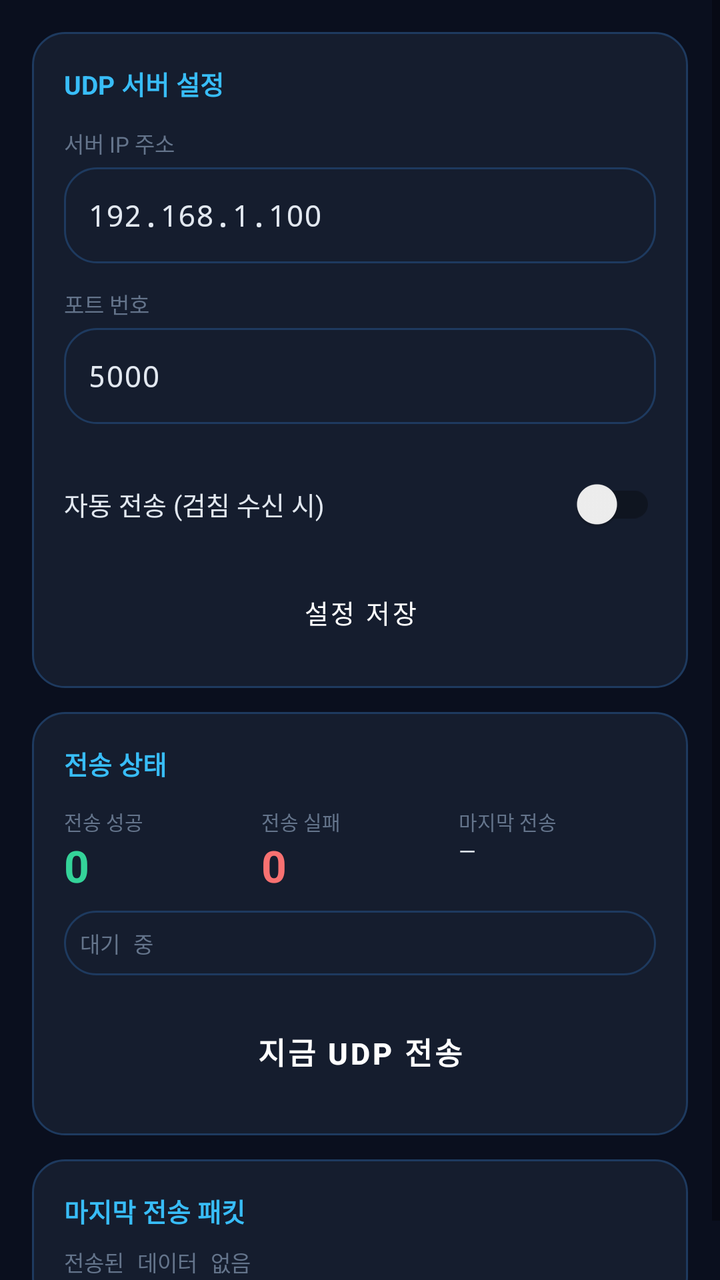
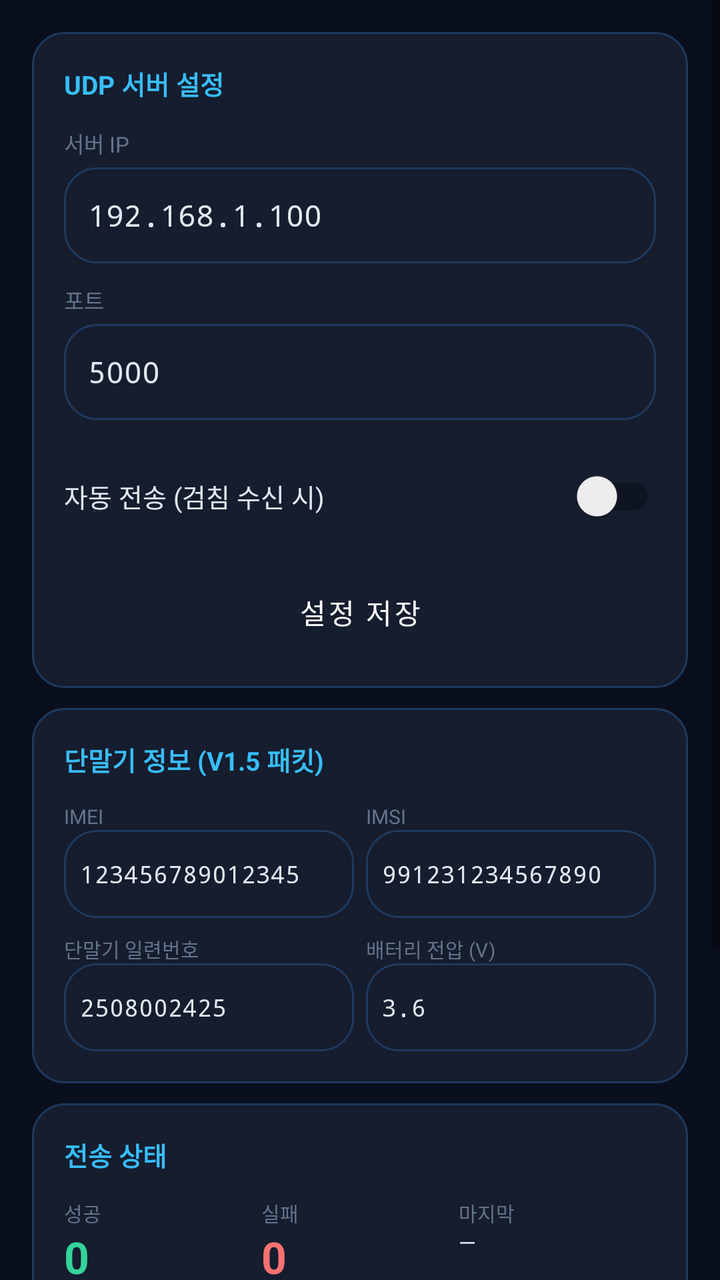

The first picture is an Android layout as it rendered before a commit; the second is the same layout after the commit. The layout source and the unified diff follow.
<!-- AndroidManifest.xml: application theme Theme.WaterMeterPro -->
<!-- res/layout/fragment_udp.xml -->
<?xml version="1.0" encoding="utf-8"?>
<ScrollView xmlns:android="http://schemas.android.com/apk/res/android"
    android:layout_width="match_parent" android:layout_height="match_parent"
    android:background="@color/bg">
    <LinearLayout android:layout_width="match_parent" android:layout_height="wrap_content"
        android:orientation="vertical" android:padding="16dp">

        
        <LinearLayout android:layout_width="match_parent" android:layout_height="wrap_content"
            android:orientation="vertical" android:padding="16dp"
            android:layout_marginBottom="12dp" android:background="@drawable/bg_card">
            <TextView android:layout_width="wrap_content" android:layout_height="wrap_content"
                android:text="UDP 서버 설정" android:textSize="13sp" android:textStyle="bold"
                android:textColor="@color/accent" android:layout_marginBottom="12dp"/>

            <TextView android:layout_width="wrap_content" android:layout_height="wrap_content"
                android:text="서버 IP 주소" android:textSize="11sp" android:textColor="@color/muted"
                android:layout_marginBottom="4dp"/>
            <EditText android:id="@+id/etUdpIp"
                android:layout_width="match_parent" android:layout_height="48dp"
                android:text="192.168.1.100"
                android:textColor="@color/text_color" android:textSize="15sp"
                android:fontFamily="monospace" android:background="@drawable/bg_card"
                android:padding="12dp" android:inputType="text"
                android:layout_marginBottom="12dp"/>

            <TextView android:layout_width="wrap_content" android:layout_height="wrap_content"
                android:text="포트 번호" android:textSize="11sp" android:textColor="@color/muted"
                android:layout_marginBottom="4dp"/>
            <EditText android:id="@+id/etUdpPort"
                android:layout_width="match_parent" android:layout_height="48dp"
                android:text="5000"
                android:textColor="@color/text_color" android:textSize="15sp"
                android:fontFamily="monospace" android:background="@drawable/bg_card"
                android:padding="12dp" android:inputType="number"
                android:layout_marginBottom="16dp"/>

            <LinearLayout android:layout_width="match_parent" android:layout_height="wrap_content"
                android:orientation="horizontal" android:gravity="center_vertical"
                android:layout_marginBottom="8dp">
                <TextView android:layout_width="0dp" android:layout_height="wrap_content"
                    android:layout_weight="1" android:text="자동 전송 (검침 수신 시)"
                    android:textSize="13sp" android:textColor="@color/text_color"/>
                <androidx.appcompat.widget.SwitchCompat android:id="@+id/switchAutoSend"
                    android:layout_width="wrap_content" android:layout_height="wrap_content"
                    android:checked="false"/>
            </LinearLayout>

            <Button android:id="@+id/btnSaveSettings"
                android:layout_width="match_parent" android:layout_height="44dp"
                android:text="설정 저장" android:textSize="13sp"
                android:textColor="@color/white" android:backgroundTint="@color/accent2"
                style="@style/Widget.MaterialComponents.Button"/>
        </LinearLayout>

        
        <LinearLayout android:layout_width="match_parent" android:layout_height="wrap_content"
            android:orientation="vertical" android:padding="16dp"
            android:layout_marginBottom="12dp" android:background="@drawable/bg_card">
            <TextView android:layout_width="wrap_content" android:layout_height="wrap_content"
                android:text="전송 상태" android:textSize="13sp" android:textStyle="bold"
                android:textColor="@color/accent" android:layout_marginBottom="12dp"/>

            <LinearLayout android:layout_width="match_parent" android:layout_height="wrap_content"
                android:orientation="horizontal" android:layout_marginBottom="8dp">
                <LinearLayout android:layout_width="0dp" android:layout_height="wrap_content"
                    android:layout_weight="1" android:orientation="vertical">
                    <TextView android:layout_width="wrap_content" android:layout_height="wrap_content"
                        android:text="전송 성공" android:textSize="10sp" android:textColor="@color/muted"/>
                    <TextView android:id="@+id/tvSendOk" android:layout_width="wrap_content"
                        android:layout_height="wrap_content" android:text="0"
                        android:textSize="22sp" android:textStyle="bold" android:textColor="@color/green"/>
                </LinearLayout>
                <LinearLayout android:layout_width="0dp" android:layout_height="wrap_content"
                    android:layout_weight="1" android:orientation="vertical">
                    <TextView android:layout_width="wrap_content" android:layout_height="wrap_content"
                        android:text="전송 실패" android:textSize="10sp" android:textColor="@color/muted"/>
                    <TextView android:id="@+id/tvSendFail" android:layout_width="wrap_content"
                        android:layout_height="wrap_content" android:text="0"
                        android:textSize="22sp" android:textStyle="bold" android:textColor="@color/red"/>
                </LinearLayout>
                <LinearLayout android:layout_width="0dp" android:layout_height="wrap_content"
                    android:layout_weight="1" android:orientation="vertical">
                    <TextView android:layout_width="wrap_content" android:layout_height="wrap_content"
                        android:text="마지막 전송" android:textSize="10sp" android:textColor="@color/muted"/>
                    <TextView android:id="@+id/tvLastSend" android:layout_width="wrap_content"
                        android:layout_height="wrap_content" android:text="—"
                        android:textSize="11sp" android:textColor="@color/text_color"/>
                </LinearLayout>
            </LinearLayout>

            <TextView android:id="@+id/tvUdpStatus"
                android:layout_width="match_parent" android:layout_height="wrap_content"
                android:text="대기 중" android:textSize="11sp" android:textColor="@color/muted"
                android:fontFamily="monospace" android:padding="8dp"
                android:background="@drawable/bg_card" android:layout_marginBottom="12dp"/>

            <Button android:id="@+id/btnSendNow"
                android:layout_width="match_parent" android:layout_height="52dp"
                android:text="지금 UDP 전송" android:textSize="15sp" android:textStyle="bold"
                android:textColor="@color/white" android:backgroundTint="@color/accent2"
                android:enabled="false"
                style="@style/Widget.MaterialComponents.Button"/>
        </LinearLayout>

        
        <LinearLayout android:layout_width="match_parent" android:layout_height="wrap_content"
            android:orientation="vertical" android:padding="16dp"
            android:background="@drawable/bg_card">
            <TextView android:layout_width="wrap_content" android:layout_height="wrap_content"
                android:text="마지막 전송 패킷" android:textSize="13sp" android:textStyle="bold"
                android:textColor="@color/accent" android:layout_marginBottom="8dp"/>
            <TextView android:id="@+id/tvLastPacket"
                android:layout_width="match_parent" android:layout_height="wrap_content"
                android:text="전송된 데이터 없음"
                android:textSize="11sp" android:textColor="@color/muted"
                android:fontFamily="monospace" android:lineSpacingMultiplier="1.6"
                android:textIsSelectable="true"/>
        </LinearLayout>
    </LinearLayout>
</ScrollView>
<!-- resources referenced by this layout -->
<resources>
  <color name="accent">#38BDF8</color>
  <color name="accent2">#0EA5E9</color>
  <color name="bg">#0A0F1E</color>
  <color name="green">#34D399</color>
  <color name="muted">#64748B</color>
  <color name="red">#F87171</color>
  <color name="text_color">#E2E8F0</color>
  <color name="white">#FFFFFF</color>
  <!-- drawable bg_card (drawable) -->
  <?xml version="1.0" encoding="utf-8"?>
  <shape xmlns:android="http://schemas.android.com/apk/res/android">
      <solid android:color="#151D2E"/>
      <corners android:radius="16dp"/>
      <stroke android:width="1dp" android:color="#1E3A5F"/>
  </shape>
  <style name="Theme.WaterMeterPro" parent="Theme.MaterialComponents.DayNight.NoActionBar">
          <item name="colorPrimary">@color/accent</item>
          <item name="colorPrimaryVariant">@color/accent2</item>
          <item name="colorOnPrimary">@color/white</item>
          <item name="android:windowBackground">@color/bg</item>
          <item name="android:statusBarColor">@color/bg</item>
          <item name="android:navigationBarColor">@color/bg</item>
      </style>
</resources>

<!-- the commit's change to res/layout/fragment_udp.xml (unified diff, before → after) -->
@@ -8,47 +8,37 @@
         
         <LinearLayout android:layout_width="match_parent" android:layout_height="wrap_content"
             android:orientation="vertical" android:padding="16dp"
-            android:layout_marginBottom="12dp" android:background="@drawable/bg_card">
+            android:layout_marginBottom="10dp" android:background="@drawable/bg_card">
             <TextView android:layout_width="wrap_content" android:layout_height="wrap_content"
                 android:text="UDP 서버 설정" android:textSize="13sp" android:textStyle="bold"
                 android:textColor="@color/accent" android:layout_marginBottom="12dp"/>
-
             <TextView android:layout_width="wrap_content" android:layout_height="wrap_content"
-                android:text="서버 IP 주소" android:textSize="11sp" android:textColor="@color/muted"
+                android:text="서버 IP" android:textSize="11sp" android:textColor="@color/muted"
                 android:layout_marginBottom="4dp"/>
-            <EditText android:id="@+id/etUdpIp"
-                android:layout_width="match_parent" android:layout_height="48dp"
-                android:text="192.168.1.100"
+            <EditText android:id="@+id/etUdpIp" android:layout_width="match_parent"
+                android:layout_height="48dp" android:text="192.168.1.100"
                 android:textColor="@color/text_color" android:textSize="15sp"
                 android:fontFamily="monospace" android:background="@drawable/bg_card"
-                android:padding="12dp" android:inputType="text"
-                android:layout_marginBottom="12dp"/>
-
+                android:padding="12dp" android:inputType="text" android:layout_marginBottom="10dp"/>
             <TextView android:layout_width="wrap_content" android:layout_height="wrap_content"
-                android:text="포트 번호" android:textSize="11sp" android:textColor="@color/muted"
+                android:text="포트" android:textSize="11sp" android:textColor="@color/muted"
                 android:layout_marginBottom="4dp"/>
-            <EditText android:id="@+id/etUdpPort"
-                android:layout_width="match_parent" android:layout_height="48dp"
-                android:text="5000"
+            <EditText android:id="@+id/etUdpPort" android:layout_width="match_parent"
+                android:layout_height="48dp" android:text="5000"
                 android:textColor="@color/text_color" android:textSize="15sp"
                 android:fontFamily="monospace" android:background="@drawable/bg_card"
-                android:padding="12dp" android:inputType="number"
-                android:layout_marginBottom="16dp"/>
-
+                android:padding="12dp" android:inputType="number" android:layout_marginBottom="14dp"/>
             <LinearLayout android:layout_width="match_parent" android:layout_height="wrap_content"
                 android:orientation="horizontal" android:gravity="center_vertical"
-                android:layout_marginBottom="8dp">
+                android:layout_marginBottom="12dp">
                 <TextView android:layout_width="0dp" android:layout_height="wrap_content"
                     android:layout_weight="1" android:text="자동 전송 (검침 수신 시)"
                     android:textSize="13sp" android:textColor="@color/text_color"/>
                 <androidx.appcompat.widget.SwitchCompat android:id="@+id/switchAutoSend"
-                    android:layout_width="wrap_content" android:layout_height="wrap_content"
-                    android:checked="false"/>
+                    android:layout_width="wrap_content" android:layout_height="wrap_content"/>
             </LinearLayout>
-
-            <Button android:id="@+id/btnSaveSettings"
-                android:layout_width="match_parent" android:layout_height="44dp"
-                android:text="설정 저장" android:textSize="13sp"
+            <Button android:id="@+id/btnSaveSettings" android:layout_width="match_parent"
+                android:layout_height="44dp" android:text="설정 저장"
                 android:textColor="@color/white" android:backgroundTint="@color/accent2"
                 style="@style/Widget.MaterialComponents.Button"/>
         </LinearLayout>
@@ -56,17 +46,71 @@
         
         <LinearLayout android:layout_width="match_parent" android:layout_height="wrap_content"
             android:orientation="vertical" android:padding="16dp"
-            android:layout_marginBottom="12dp" android:background="@drawable/bg_card">
+            android:layout_marginBottom="10dp" android:background="@drawable/bg_card">
+            <TextView android:layout_width="wrap_content" android:layout_height="wrap_content"
+                android:text="단말기 정보 (V1.5 패킷)" android:textSize="13sp" android:textStyle="bold"
+                android:textColor="@color/accent" android:layout_marginBottom="12dp"/>
+            <LinearLayout android:layout_width="match_parent" android:layout_height="wrap_content"
+                android:orientation="horizontal" android:layout_marginBottom="8dp">
+                <LinearLayout android:layout_width="0dp" android:layout_height="wrap_content"
+                    android:layout_weight="1" android:orientation="vertical" android:layout_marginEnd="6dp">
+                    <TextView android:layout_width="wrap_content" android:layout_height="wrap_content"
+                        android:text="IMEI" android:textSize="10sp" android:textColor="@color/muted"/>
+                    <EditText android:id="@+id/etImei" android:layout_width="match_parent"
+                        android:layout_height="44dp" android:text="123456789012345"
+                        android:textColor="@color/text_color" android:textSize="12sp"
+                        android:fontFamily="monospace" android:background="@drawable/bg_card"
+                        android:padding="8dp" android:inputType="number"/>
+                </LinearLayout>
+                <LinearLayout android:layout_width="0dp" android:layout_height="wrap_content"
+                    android:layout_weight="1" android:orientation="vertical">
+                    <TextView android:layout_width="wrap_content" android:layout_height="wrap_content"
+                        android:text="IMSI" android:textSize="10sp" android:textColor="@color/muted"/>
+                    <EditText android:id="@+id/etImsi" android:layout_width="match_parent"
+                        android:layout_height="44dp" android:text="991231234567890"
+                        android:textColor="@color/text_color" android:textSize="12sp"
+                        android:fontFamily="monospace" android:background="@drawable/bg_card"
+                        android:padding="8dp" android:inputType="number"/>
+                </LinearLayout>
+            </LinearLayout>
+            <LinearLayout android:layout_width="match_parent" android:layout_height="wrap_content"
+                android:orientation="horizontal">
+                <LinearLayout android:layout_width="0dp" android:layout_height="wrap_content"
+                    android:layout_weight="1" android:orientation="vertical" android:layout_marginEnd="6dp">
+                    <TextView android:layout_width="wrap_content" android:layout_height="wrap_content"
+                        android:text="단말기 일련번호" android:textSize="10sp" android:textColor="@color/muted"/>
+                    <EditText android:id="@+id/etSerial" android:layout_width="match_parent"
+                        android:layout_height="44dp" android:text="2508002425"
+                        android:textColor="@color/text_color" android:textSize="12sp"
+                        android:fontFamily="monospace" android:background="@drawable/bg_card"
+                        android:padding="8dp" android:inputType="number"/>
+                </LinearLayout>
+                <LinearLayout android:layout_width="0dp" android:layout_height="wrap_content"
+                    android:layout_weight="1" android:orientation="vertical">
+                    <TextView android:layout_width="wrap_content" android:layout_height="wrap_content"
+                        android:text="배터리 전압 (V)" android:textSize="10sp" android:textColor="@color/muted"/>
+                    <EditText android:id="@+id/etBattery" android:layout_width="match_parent"
+                        android:layout_height="44dp" android:text="3.6"
+                        android:textColor="@color/text_color" android:textSize="12sp"
+                        android:fontFamily="monospace" android:background="@drawable/bg_card"
+                        android:padding="8dp" android:inputType="numberDecimal"/>
+                </LinearLayout>
+            </LinearLayout>
+        </LinearLayout>
+
+        
+        <LinearLayout android:layout_width="match_parent" android:layout_height="wrap_content"
+            android:orientation="vertical" android:padding="16dp"
+            android:layout_marginBottom="10dp" android:background="@drawable/bg_card">
             <TextView android:layout_width="wrap_content" android:layout_height="wrap_content"
                 android:text="전송 상태" android:textSize="13sp" android:textStyle="bold"
                 android:textColor="@color/accent" android:layout_marginBottom="12dp"/>
-
             <LinearLayout android:layout_width="match_parent" android:layout_height="wrap_content"
                 android:orientation="horizontal" android:layout_marginBottom="8dp">
                 <LinearLayout android:layout_width="0dp" android:layout_height="wrap_content"
                     android:layout_weight="1" android:orientation="vertical">
                     <TextView android:layout_width="wrap_content" android:layout_height="wrap_content"
-                        android:text="전송 성공" android:textSize="10sp" android:textColor="@color/muted"/>
+                        android:text="성공" android:textSize="10sp" android:textColor="@color/muted"/>
                     <TextView android:id="@+id/tvSendOk" android:layout_width="wrap_content"
                         android:layout_height="wrap_content" android:text="0"
                         android:textSize="22sp" android:textStyle="bold" android:textColor="@color/green"/>
@@ -74,7 +118,7 @@
                 <LinearLayout android:layout_width="0dp" android:layout_height="wrap_content"
                     android:layout_weight="1" android:orientation="vertical">
                     <TextView android:layout_width="wrap_content" android:layout_height="wrap_content"
-                        android:text="전송 실패" android:textSize="10sp" android:textColor="@color/muted"/>
+                        android:text="실패" android:textSize="10sp" android:textColor="@color/muted"/>
                     <TextView android:id="@+id/tvSendFail" android:layout_width="wrap_content"
                         android:layout_height="wrap_content" android:text="0"
                         android:textSize="22sp" android:textStyle="bold" android:textColor="@color/red"/>
@@ -82,25 +126,22 @@
                 <LinearLayout android:layout_width="0dp" android:layout_height="wrap_content"
                     android:layout_weight="1" android:orientation="vertical">
                     <TextView android:layout_width="wrap_content" android:layout_height="wrap_content"
-                        android:text="마지막 전송" android:textSize="10sp" android:textColor="@color/muted"/>
+                        android:text="마지막" android:textSize="10sp" android:textColor="@color/muted"/>
                     <TextView android:id="@+id/tvLastSend" android:layout_width="wrap_content"
                         android:layout_height="wrap_content" android:text="—"
                         android:textSize="11sp" android:textColor="@color/text_color"/>
                 </LinearLayout>
             </LinearLayout>
-
-            <TextView android:id="@+id/tvUdpStatus"
-                android:layout_width="match_parent" android:layout_height="wrap_content"
-                android:text="대기 중" android:textSize="11sp" android:textColor="@color/muted"
+            <TextView android:id="@+id/tvUdpStatus" android:layout_width="match_parent"
+                android:layout_height="wrap_content" android:text="대기 중"
+                android:textSize="11sp" android:textColor="@color/muted"
                 android:fontFamily="monospace" android:padding="8dp"
                 android:background="@drawable/bg_card" android:layout_marginBottom="12dp"/>
-
-            <Button android:id="@+id/btnSendNow"
-                android:layout_width="match_parent" android:layout_height="52dp"
-                android:text="지금 UDP 전송" android:textSize="15sp" android:textStyle="bold"
+            <Button android:id="@+id/btnSendNow" android:layout_width="match_parent"
+                android:layout_height="52dp" android:text="지금 UDP 전송 (V1.5)"
+                android:textSize="15sp" android:textStyle="bold"
                 android:textColor="@color/white" android:backgroundTint="@color/accent2"
-                android:enabled="false"
-                style="@style/Widget.MaterialComponents.Button"/>
+                android:enabled="false" style="@style/Widget.MaterialComponents.Button"/>
         </LinearLayout>
 
         
@@ -108,13 +149,12 @@
             android:orientation="vertical" android:padding="16dp"
             android:background="@drawable/bg_card">
             <TextView android:layout_width="wrap_content" android:layout_height="wrap_content"
-                android:text="마지막 전송 패킷" android:textSize="13sp" android:textStyle="bold"
+                android:text="마지막 전송 패킷 (HEX)" android:textSize="13sp" android:textStyle="bold"
                 android:textColor="@color/accent" android:layout_marginBottom="8dp"/>
-            <TextView android:id="@+id/tvLastPacket"
-                android:layout_width="match_parent" android:layout_height="wrap_content"
-                android:text="전송된 데이터 없음"
-                android:textSize="11sp" android:textColor="@color/muted"
-                android:fontFamily="monospace" android:lineSpacingMultiplier="1.6"
+            <TextView android:id="@+id/tvLastPacket" android:layout_width="match_parent"
+                android:layout_height="wrap_content" android:text="전송된 데이터 없음"
+                android:textSize="10sp" android:textColor="@color/muted"
+                android:fontFamily="monospace" android:lineSpacingMultiplier="1.5"
                 android:textIsSelectable="true"/>
         </LinearLayout>
     </LinearLayout>
